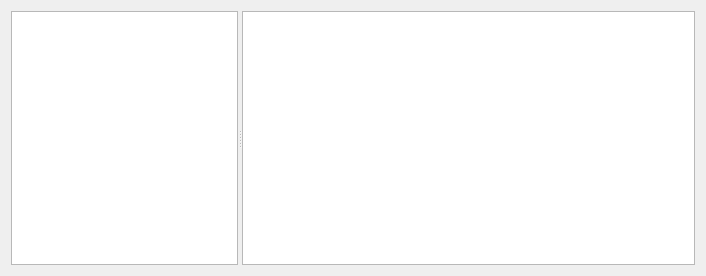
Qt form apps/editor/qt/Windows/ContentExplorer/ContentExplorerWindow.ui (alexjiang200407/bernini) before a commit.
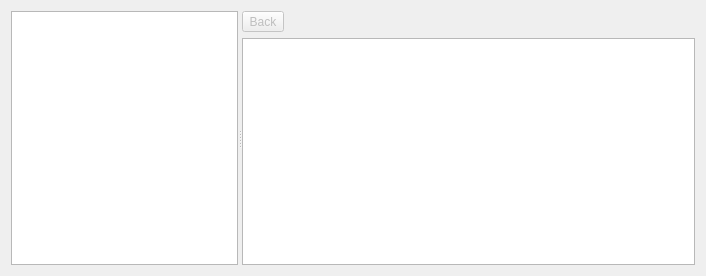
The same form after that commit.

Commit message: feat(editor): give the Content Explorer a back button

The edit to the form file:
```diff
--- a/apps/editor/qt/Windows/ContentExplorer/ContentExplorerWindow.ui
+++ b/apps/editor/qt/Windows/ContentExplorer/ContentExplorerWindow.ui
@@ -27,13 +27,67 @@
        </sizepolicy>
       </property>
      </widget>
-     <widget class="QListView" name="CurrentDirectoryExplorer">
+     <widget class="QWidget" name="CurrentDirectoryPane">
       <property name="sizePolicy">
        <sizepolicy hsizetype="Expanding" vsizetype="Expanding">
         <horstretch>2</horstretch>
         <verstretch>0</verstretch>
        </sizepolicy>
       </property>
+      <layout class="QVBoxLayout" name="currentDirectoryLayout">
+       <property name="leftMargin">
+        <number>0</number>
+       </property>
+       <property name="topMargin">
+        <number>0</number>
+       </property>
+       <property name="rightMargin">
+        <number>0</number>
+       </property>
+       <property name="bottomMargin">
+        <number>0</number>
+       </property>
+       <item>
+        <layout class="QHBoxLayout" name="navigationLayout">
+         <item>
+          <widget class="QToolButton" name="BackButton">
+           <property name="enabled">
+            <bool>false</bool>
+           </property>
+           <property name="toolTip">
+            <string>Back to the folder shown before</string>
+           </property>
+           <property name="text">
+            <string>Back</string>
+           </property>
+          </widget>
+         </item>
+         <item>
+          <spacer name="navigationSpacer">
+           <property name="orientation">
+            <enum>Qt::Orientation::Horizontal</enum>
+           </property>
+           <property name="sizeHint" stdset="0">
+            <size>
+             <width>0</width>
+             <height>0</height>
+            </size>
+           </property>
+          </spacer>
+         </item>
+        </layout>
+       </item>
+       <item>
+        <widget class="QListView" name="CurrentDirectoryExplorer">
+         <property name="sizePolicy">
+          <sizepolicy hsizetype="Expanding" vsizetype="Expanding">
+           <horstretch>0</horstretch>
+           <verstretch>0</verstretch>
+          </sizepolicy>
+         </property>
+        </widget>
+       </item>
+      </layout>
      </widget>
     </widget>
    </item>
```
The commit also changes 3 other files.
